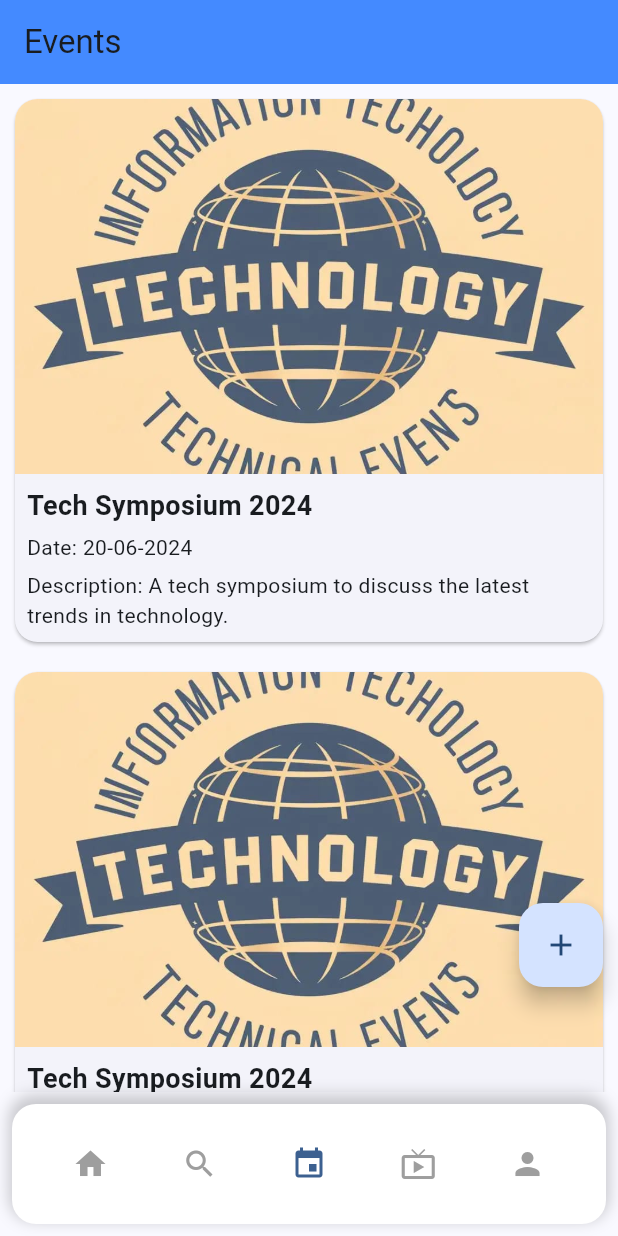
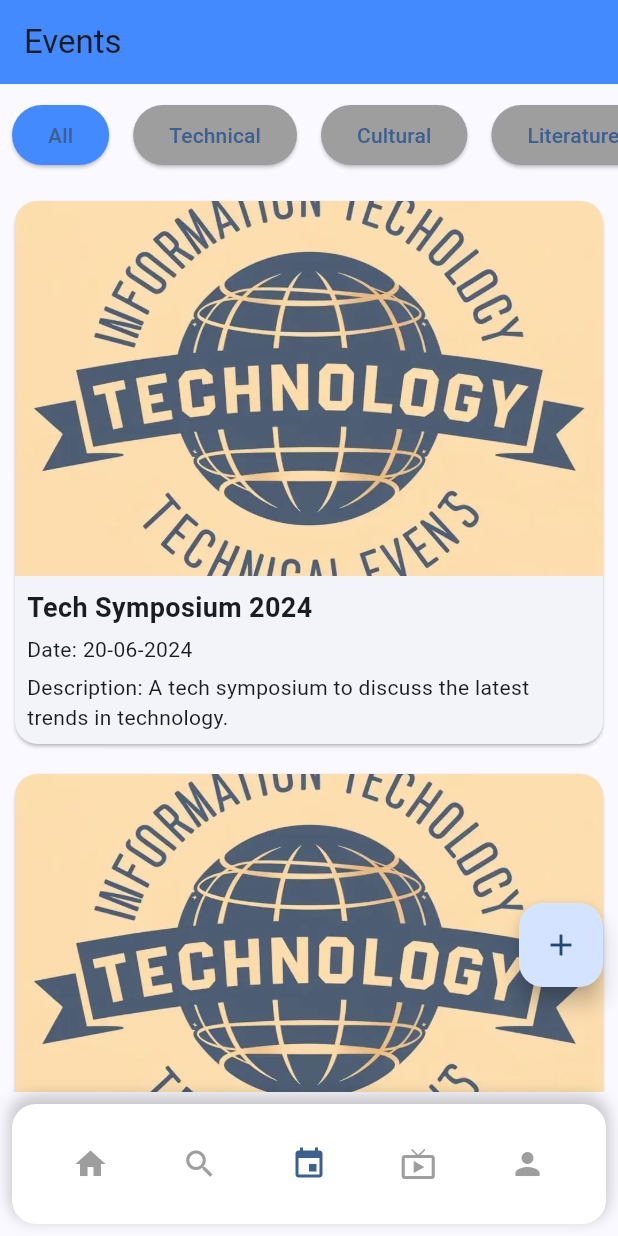
Before and after one commit to Manishkumar76/campus-vibe, a Flutter app: the screen it shows after launch, item 3 of the bottom bar chosen, on a phone screen of 412 x 824 dp. Run offline on Flutter 3.47's test engine with Material 3 defaults, Android fonts, the phone set to English and light mode, and no system bars; network calls fail.

Commit message:
EventListPage style added categories

```diff
--- a/lib/Pages/EventListPage.dart
+++ b/lib/Pages/EventListPage.dart
@@ -1,46 +1,81 @@
 import 'package:flutter/material.dart';
 import 'EventPage.dart';
 
-class EventListPage extends StatelessWidget {
-  final List<Map<String, String>> events = [
+class EventListPage extends StatefulWidget {
+  @override
+  _EventListPageState createState() => _EventListPageState();
+}
+
+class _EventListPageState extends State<EventListPage> {
+  final List<Map<String, String>> allEvents = [
     {
       'title': 'Tech Symposium 2024',
       'image': 'assets/images/backgrondimage.jpg',
       'date': '20-06-2024',
+      'category': 'Technical',
       'description': 'A tech symposium to discuss the latest trends in technology.'
     },
     {
-      'title': 'Tech Symposium 2024',
+      'title': 'Cultural Fest 2024',
       'image': 'assets/images/backgrondimage.jpg',
-      'date': '20-06-2024',
-      'description': 'A tech symposium to discuss the latest trends in technology.'
+      'date': '25-06-2024',
+      'category': 'Cultural',
+      'description': 'A fest celebrating diverse cultures and performances.'
     },
     {
-      'title': 'Tech Symposium 2024',
+      'title': 'Literary Meetup 2024',
       'image': 'assets/images/backgrondimage.jpg',
-      'date': '20-06-2024',
-      'description': 'A tech symposium to discuss the latest trends in technology.'
+      'date': '10-07-2024',
+      'category': 'Literature',
+      'description': 'A gathering of literary minds to discuss and debate.'
     },
     {
-      'title': 'Tech Symposium 2024',
+      'title': 'Management Summit 2024',
       'image': 'assets/images/backgrondimage.jpg',
-      'date': '20-06-2024',
-      'description': 'A tech symposium to discuss the latest trends in technology.'
+      'date': '15-07-2024',
+      'category': 'Management',
+      'description': 'A summit for future business leaders and managers.'
     },
     // Add more events here
   ];
 
+  String selectedCategory = 'All'; // Default category is 'All'
+
   @override
   Widget build(BuildContext context) {
+    List<Map<String, String>> filteredEvents = selectedCategory == 'All'
+        ? allEvents
+        : allEvents.where((event) => event['category'] == selectedCategory).toList();
+
     return Scaffold(
       appBar: AppBar(
         title: Text('Events'),
         backgroundColor: Colors.blueAccent,
       ),
-      body: ListView.builder(
-        itemCount: events.length,
+      body: Column(
+        children: [
+          // Category filter buttons
+          Padding(
+            padding: const EdgeInsets.symmetric(vertical: 10.0),
+            child: SingleChildScrollView(
+              scrollDirection: Axis.horizontal,
+              child: Row(
+                mainAxisAlignment: MainAxisAlignment.center,
+                children: [
+                  _buildCategoryButton('All'),
+                  _buildCategoryButton('Technical'),
+                  _buildCategoryButton('Cultural'),
+                  _buildCategoryButton('Literature'),
+                  _buildCategoryButton('Management'),
+                ],
+              ),
+            ),
+          ),
+          Expanded(
+            child: ListView.builder(
+              itemCount: filteredEvents.length,
               itemBuilder: (context, index) {
-          final event = events[index];
+                final event = filteredEvents[index];
                 return GestureDetector(
                   onTap: () {
                     Navigator.push(
@@ -52,7 +87,7 @@ class EventListPage extends StatelessWidget {
                   },
                   child: Card(
                     shape: RoundedRectangleBorder(
-                borderRadius: BorderRadius.circular(15), // For rounded corners
+                      borderRadius: BorderRadius.circular(15),
                     ),
                     margin: EdgeInsets.all(10),
                     child: Column(
@@ -63,8 +98,8 @@ class EventListPage extends StatelessWidget {
                             topRight: Radius.circular(15),
                           ),
                           child: Container(
-                      height: 250, // Set the height you want
-                      width: double.infinity, // Ensure it takes up full width
+                            height: 250,
+                            width: double.infinity,
                             child: Image.asset(
                               event['image']!,
                               fit: BoxFit.cover,
@@ -93,6 +128,27 @@ class EventListPage extends StatelessWidget {
                 );
               },
             ),
+          ),
+        ],
+      ),
+    );
+  }
+
+  // Widget for category buttons
+  Widget _buildCategoryButton(String category) {
+    return Padding(
+      padding: const EdgeInsets.symmetric(horizontal: 8.0),
+      child: ElevatedButton(
+        onPressed: () {
+          setState(() {
+            selectedCategory = category;
+          });
+        },
+        child: Text(category),
+        style: ElevatedButton.styleFrom(
+          backgroundColor: selectedCategory == category ? Colors.blueAccent : Colors.grey,
+        ),
+      ),
     );
   }
 }
```
Lines whose indentation alone changed are shown as unchanged.
